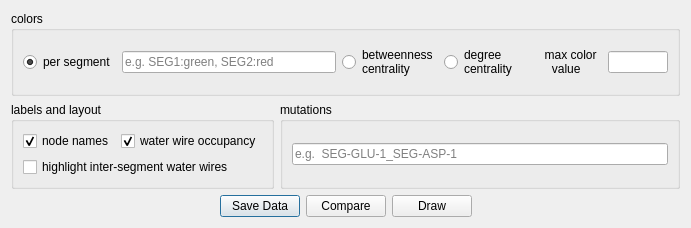
First picture: the form in bridge/advanced_graph_visualization_wires.ui, repository maltesie/bridge, before the edit.
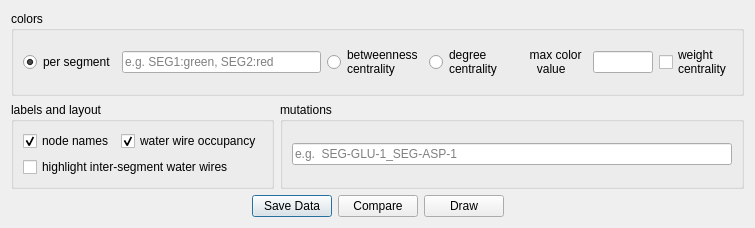
Second picture: the form after the edit.

What changed in the file:
```diff
--- a/bridge/advanced_graph_visualization_wires.ui
+++ b/bridge/advanced_graph_visualization_wires.ui
@@ -6,7 +6,7 @@
    <rect>
     <x>0</x>
     <y>0</y>
-    <width>691</width>
+    <width>755</width>
     <height>228</height>
    </rect>
   </property>
@@ -84,6 +84,14 @@
         </property>
        </widget>
       </item>
+      <item row="3" column="5">
+       <widget class="QCheckBox" name="checkBox_bonds_weight_centrality">
+        <property name="text">
+         <string>weight
+centrality</string>
+        </property>
+       </widget>
+      </item>
      </layout>
     </widget>
    </item>
```
Left out of the diff: 32 changed lines with no effect on the pictures.
